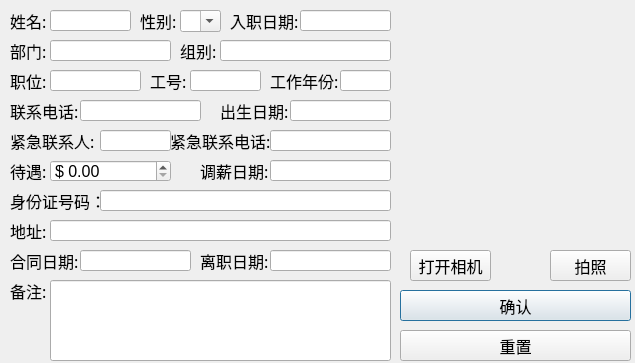
Qt form 人员信息录入.ui (405218718/QMS) before a commit.
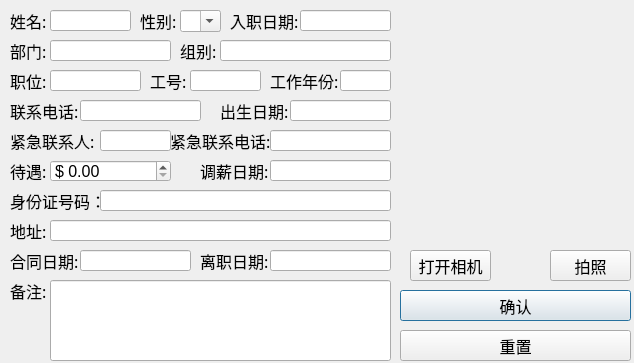
The same form after that commit. Icons and pictures are not drawn.

```diff
--- a/人员信息录入.ui
+++ b/人员信息录入.ui
@@ -6,7 +6,7 @@
    <rect>
     <x>0</x>
     <y>0</y>
-    <width>635</width>
+    <width>634</width>
     <height>363</height>
    </rect>
   </property>
```
Left out of the diff: 23 changed lines with no effect on the pictures.
